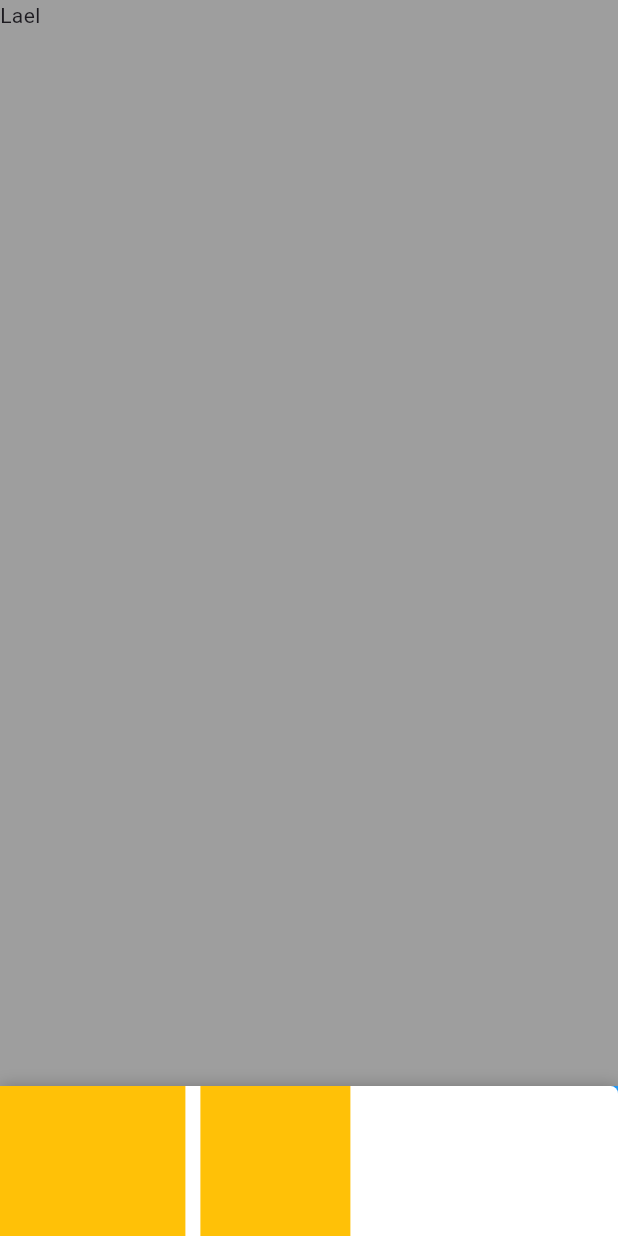
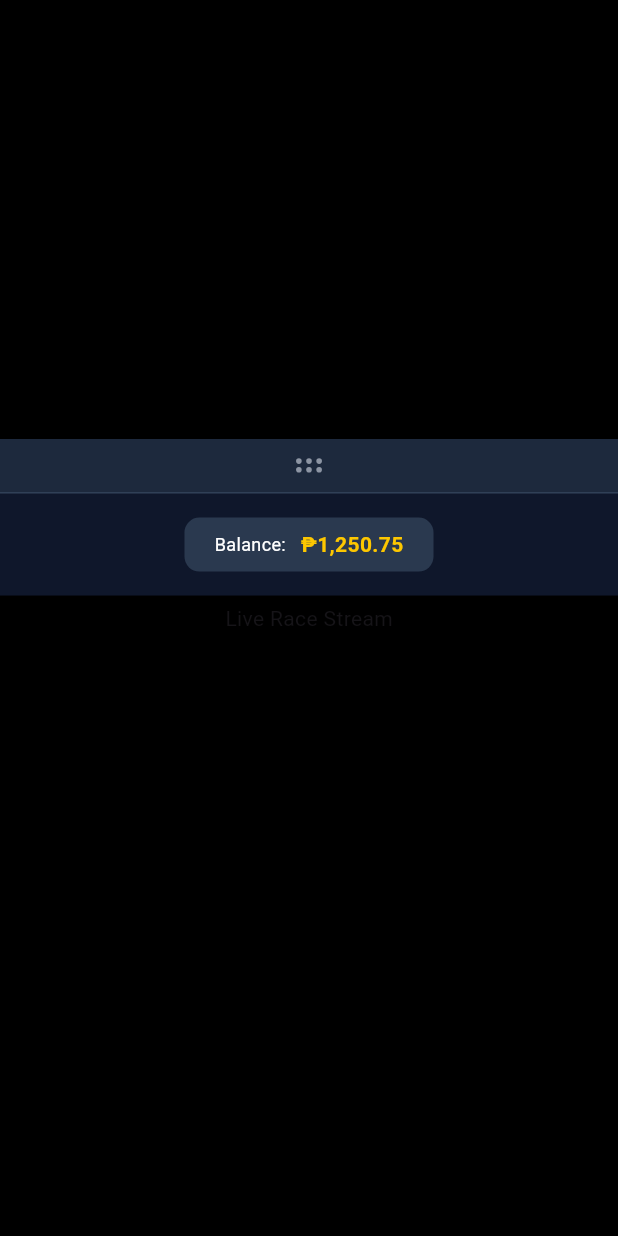
Before and after one commit to mariviaad/karera, a Flutter app: the screen it shows after launch, on a phone screen of 412 x 824 dp. Run offline on Flutter 3.47's test engine with Material 3 defaults, Android fonts, the phone set to English and light mode, and no system bars; drawn by our look-alikes of sliding_up_panel; our stand-ins replace go_router.

Commit message:
Add balance widget and bet sliding panel

```diff
--- /dev/null
+++ b/lib/config/router/route_links.dart
@@ -0,0 +1,7 @@
+enum RouteLinks {
+  game('/game'),
+  loading('/loading');
+
+  final String path;
+  const RouteLinks(this.path);
+}
--- /dev/null
+++ b/lib/config/router/router.dart
@@ -0,0 +1,17 @@
+import 'package:go_router/go_router.dart';
+import 'package:karera/config/router/route_links.dart';
+import 'package:karera/features/game/presentation/pages/game_page.dart';
+
+class AppRouter {
+  static final router = GoRouter(
+    routes: _routes,
+    initialLocation: RouteLinks.game.path,
+  );
+  static final List<GoRoute> _routes = [
+    GoRoute(
+      path: RouteLinks.game.path,
+      name: RouteLinks.game.path,
+      builder: (context, state) => const GamePage(name: ''),
+    ),
+  ];
+}
--- a/lib/core/theme/constants/colors_const.dart
+++ b/lib/core/theme/constants/colors_const.dart
@@ -0,0 +1,7 @@
+import 'package:flutter/cupertino.dart';
+
+class AppColors {
+  AppColors._();
+
+  static const Color gameBackground = Color(0xFF0F172B);
+}
--- a/lib/features/game/presentation/pages/game_page.dart
+++ b/lib/features/game/presentation/pages/game_page.dart
@@ -1,18 +1,53 @@
 import 'package:flutter/material.dart';
-import 'package:karera/features/game/presentation/widgets/counter.dart';
+import 'package:karera/features/game/presentation/widgets/balance_widget.dart';
+import 'package:karera/features/game/presentation/widgets/bet_sliding_panel.dart';
+import 'package:karera/features/game/presentation/widgets/game_panel_controller.dart';
 import 'package:sliding_up_panel/sliding_up_panel.dart';
 
 class GamePage extends StatelessWidget {
   final String name;
+  const GamePage({super.key, required this.name});
 
-  const GamePage({super.key, required this.name});
   @override
   Widget build(BuildContext context) {
     // TODO: implement build
+    throw UnimplementedError();
+  }
+}
+
+class GamePageView extends StatefulWidget {
+  const GamePageView({super.key});
+
+  @override
+  State<GamePageView> createState() => _GamePageViewState();
+}
+
+class _GamePageViewState extends State<GamePageView> {
+  final PanelController _panelController = PanelController();
+
+  @override
+  Widget build(BuildContext context) {
+    final width = MediaQuery.of(context).size.width;
+    final height = MediaQuery.of(context).size.height;
     return Scaffold(
-      body: SlidingUpPanel(
-        panel: Container(color: Colors.blue, child: CounterWidget()),
-        body: Container(color: Colors.grey, child: Text(name)),
+      backgroundColor: Colors.black,
+      body: Stack(
+        children: [
+          Center(child: Text("Live Race Stream")),
+          SlidingUpPanel(
+            controller: _panelController,
+            minHeight: height - (width * 0.71),
+            maxHeight: height * 0.80,
+            color: Colors.transparent,
+            panelBuilder: (ScrollController sc) => Column(
+              children: [
+                const GamePanelContent(),
+                const SizedBox(height: 1),
+                BetSlidingPanel(),
+              ],
+            ),
+          ),
+        ],
       ),
     );
   }
--- /dev/null
+++ b/lib/features/game/presentation/widgets/balance_widget.dart
@@ -0,0 +1,50 @@
+import 'package:flutter/material.dart';
+import 'package:karera/core/theme/constants/colors_const.dart';
+
+class BalanceWidget extends StatelessWidget {
+  const BalanceWidget({super.key});
+
+  @override
+  Widget build(BuildContext context) {
+    final width = MediaQuery.of(context).size.width;
+    return Container(
+      padding: width <= 1000
+          ? EdgeInsets.symmetric(vertical: 8, horizontal: 12)
+          : EdgeInsets.symmetric(vertical: 4, horizontal: 10),
+      decoration: BoxDecoration(
+        color: AppColors.gameBackground,
+        borderRadius: BorderRadius.all(Radius.circular(0)),
+      ),
+      width: double.infinity,
+      child: Row(
+        mainAxisAlignment: MainAxisAlignment.center,
+        children: [
+          Container(
+            padding: const EdgeInsets.symmetric(horizontal: 20, vertical: 8),
+            decoration: BoxDecoration(
+              color: const Color(0xFF2A394F),
+              borderRadius: BorderRadius.all(Radius.circular(10)),
+            ),
+            child: Row(
+              children: [
+                Text(
+                  "Balance:",
+                  style: TextStyle(color: Colors.white, fontSize: 12),
+                ),
+                SizedBox(width: 10),
+                Text(
+                  "₱1,250.75",
+                  style: TextStyle(
+                    color: const Color.fromRGBO(253, 199, 0, 1),
+                    fontSize: 14,
+                    fontWeight: FontWeight.bold,
+                  ),
+                ),
+              ],
+            ),
+          ),
+        ],
+      ),
+    );
+  }
+}
--- /dev/null
+++ b/lib/features/game/presentation/widgets/bet_sliding_panel.dart
@@ -0,0 +1,28 @@
+import 'package:flutter/material.dart';
+import 'package:karera/core/theme/constants/colors_const.dart';
+import 'package:karera/features/game/presentation/widgets/balance_widget.dart';
+
+class BetSlidingPanel extends StatefulWidget {
+  @override
+  State<BetSlidingPanel> createState() => BetSlidingPanelState();
+}
+
+class BetSlidingPanelState extends State<BetSlidingPanel> {
+  @override
+  Widget build(BuildContext context) {
+    final width = MediaQuery.of(context).size.width;
+    BalanceWidget();
+    return Container(
+      padding: width <= 1000
+          ? EdgeInsets.symmetric(horizontal: width * 0.25, vertical: 8)
+          : EdgeInsets.all(10),
+      decoration: BoxDecoration(color: AppColors.gameBackground),
+      width: width,
+      constraints: BoxConstraints(maxWidth: 1000),
+      child: Column(
+        crossAxisAlignment: CrossAxisAlignment.start,
+        children: const [BalanceWidget()],
+      ),
+    );
+  }
+}
--- a/lib/features/game/presentation/widgets/counter.dart
+++ /dev/null
@@ -1,40 +0,0 @@
-import 'package:flutter/material.dart';
-
-class CounterWidget extends StatefulWidget {
-  @override
-  State<CounterWidget> createState() {
-    // TODO: implement createState
-    return _CounterWidgetState();
-  }
-}
-
-class _CounterWidgetState extends State<CounterWidget> {
-  int count = 0;
-  @override
-  Widget build(BuildContext context) {
-    final width = MediaQuery.of(context).size.width;
-    return Container(
-      height: 50,
-      decoration: BoxDecoration(
-        color: Colors.white,
-        borderRadius: BorderRadius.circular(5),
-      ),
-      child: Row(
-        children: [
-          Container(color: Colors.amber, width: width * .3),
-          SizedBox(width: 10),
-          Container(color: Colors.amber, width: 100),
-          Text("$count"),
-          TextButton(
-            onPressed: () {
-              setState(() {
-                count++;
-              });
-            },
-            child: Text("increment"),
-          ),
-        ],
-      ),
-    );
-  }
-}
--- /dev/null
+++ b/lib/features/game/presentation/widgets/game_panel_controller.dart
@@ -0,0 +1,41 @@
+import 'package:flutter/material.dart';
+
+class GamePanelContent extends StatelessWidget {
+  const GamePanelContent({super.key});
+
+  @override
+  Widget build(BuildContext context) {
+    return Container(
+      padding: const EdgeInsets.symmetric(vertical: 13),
+      decoration: BoxDecoration(
+        color: const Color(0xFF1D293D),
+        boxShadow: const [
+          BoxShadow(color: Color(0xFF314158), offset: Offset(0, 10)),
+        ],
+      ),
+      child: Center(
+        child: Column(
+          mainAxisSize: MainAxisSize.min,
+          children: [_buildDotRow(), const SizedBox(height: 2), _buildDotRow()],
+        ),
+      ),
+    );
+  }
+
+  Widget _buildDotRow() {
+    return Row(
+      mainAxisSize: MainAxisSize.min,
+      children: List.generate(3, (_) {
+        return Container(
+          width: 3.75,
+          height: 3.75,
+          margin: const EdgeInsets.symmetric(horizontal: 1.5),
+          decoration: const BoxDecoration(
+            color: Color(0xE699A1AF),
+            shape: BoxShape.circle,
+          ),
+        );
+      }),
+    );
+  }
+}
--- a/lib/main.dart
+++ b/lib/main.dart
@@ -12,12 +12,13 @@ class MyApp extends StatelessWidget {
   @override
   Widget build(BuildContext context) {
     return MaterialApp(
-      title: 'Flutter Demo',
+      title: 'Karrera',
       theme: ThemeData(
         // This is the theme of your application.
         //
         // TRY THIS: Try running your application with "flutter run". You'll see
-        // the application has a purple toolbar. Then, without quitting the app,
+        // the application has
+        // a purple toolbar. Then, without quitting the app,
         // try changing the seedColor in the colorScheme below to Colors.green
         // and then invoke "hot reload" (save your changes or press the "hot
         // reload" button in a Flutter-supported IDE, or press "r" if you used
@@ -55,19 +56,6 @@ class MyHomePage extends StatefulWidget {
 }
 
 class _MyHomePageState extends State<MyHomePage> {
-  int _counter = 0;
-
-  void _incrementCounter() {
-    setState(() {
-      // This call to setState tells the Flutter framework that something has
-      // changed in this State, which causes it to rerun the build method below
-      // so that the display can reflect the updated values. If we changed
-      // _counter without calling setState(), then the build method would not be
-      // called again, and so nothing would appear to happen.
-      _counter++;
-    });
-  }
-
   @override
   Widget build(BuildContext context) {
     // This method is rerun every time setState is called, for instance as done
@@ -76,6 +64,6 @@ class _MyHomePageState extends State<MyHomePage> {
     // The Flutter framework has been optimized to make rerunning build methods
     // fast, so that you can just rebuild anything that needs updating rather
     // than having to individually change instances of widgets.
-    return GamePage(name: "Lael");
+    return GamePageView();
   }
 }
--- a/pubspec.yaml
+++ b/pubspec.yaml
@@ -34,6 +34,7 @@ dependencies:
   # The following adds the Cupertino Icons font to your application.
   # Use with the CupertinoIcons class for iOS style icons.
   cupertino_icons: ^1.0.8
+  go_router: ^15.1.3
   sliding_up_panel: ^2.0.0+1
 
 dev_dependencies:
```
Also changed, not shown: pubspec.lock.
